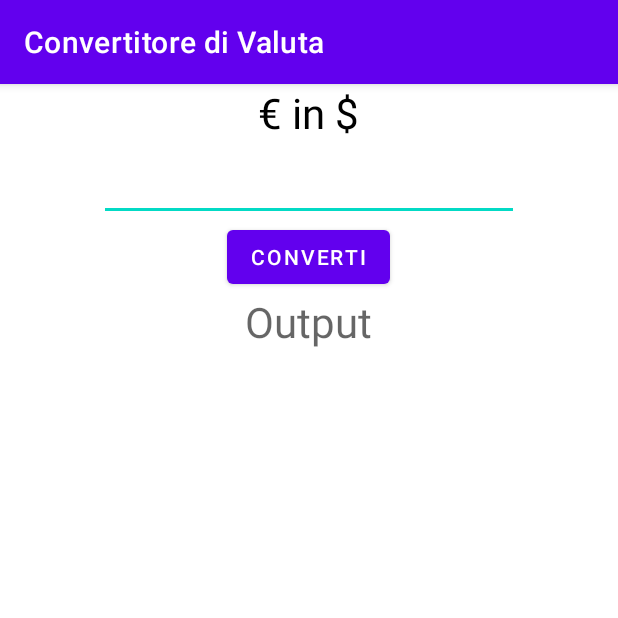
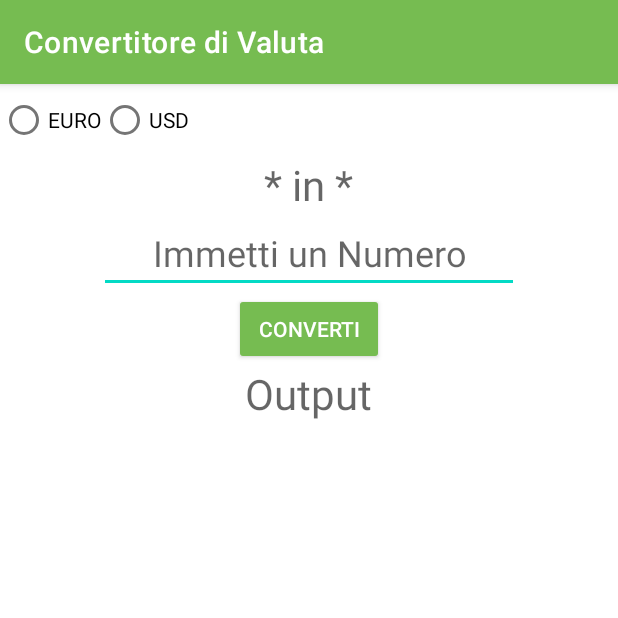
Before and after one commit to alerunza/ConvertitorediValuta, an Android app: the screen it shows after launch (MainActivity), on a phone screen of 412 x 824 dp, the top half of it. Run offline under Robolectric (Android 15) with nearby library versions, the phone set to English and light mode, and no system bars.

Commit message:
Add RadioGroup with RadioButtons

```diff
--- /dev/null
+++ b/app/src/main/res/color/chubs.xml
@@ -0,0 +1,4 @@
+<?xml version="1.0" encoding="utf-8"?>
+<selector xmlns:android="http://schemas.android.com/apk/res/android">
+
+</selector>
--- a/app/src/main/res/layout/activity_main.xml
+++ b/app/src/main/res/layout/activity_main.xml
@@ -8,12 +8,37 @@
     android:orientation="vertical"
     >
 
+    <RadioGroup
+        android:id="@+id/radiogroup"
+        android:layout_width="wrap_content"
+        android:layout_height="wrap_content"
+        android:orientation="horizontal"
+        >
+
+        <RadioButton
+            android:id="@+id/rbtn_eur"
+            android:layout_width="wrap_content"
+            android:layout_height="wrap_content"
+            android:text="@string/txt_eur"
+            android:onClick="checkStatus"
+            />
+
+        <RadioButton
+            android:id="@+id/rbtn_usd"
+            android:layout_width="wrap_content"
+            android:layout_height="wrap_content"
+            android:text="@string/txt_usd"
+            android:onClick="checkStatus"
+            />
+
+    </RadioGroup>
+
     <TextView
         android:id="@+id/txt_main"
         android:layout_width="wrap_content"
         android:layout_height="wrap_content"
         android:layout_gravity="center"
-        android:text="@string/txt_eurusd"
+        android:hint="@string/txt_choose"
         android:textSize="28sp"
         android:textColor="@color/black"
         />
@@ -24,18 +49,20 @@
         android:layout_height="wrap_content"
         android:layout_gravity="center"
         android:ems="10"
+        android:hint="@string/txt_write"
         android:gravity="center"
         android:inputType="numberDecimal"
         android:textSize="24sp" />
 
     <Button
         android:id="@+id/btn_conv"
+        style="@style/Widget.AppCompat.Button"
         android:layout_width="wrap_content"
         android:layout_height="wrap_content"
         android:layout_gravity="center"
+        android:onClick="converter"
         android:text="@string/btn_text"
-        android:onClick="converter"
-        />
+        app:iconTint="#FFFFFF" />
 
     <TextView
         android:id="@+id/txt_out"
--- a/app/src/main/res/values/colors.xml
+++ b/app/src/main/res/values/colors.xml
@@ -1,8 +1,8 @@
 <?xml version="1.0" encoding="utf-8"?>
 <resources>
     <color name="purple_200">#FFBB86FC</color>
-    <color name="purple_500">#FF6200EE</color>
-    <color name="purple_700">#FF3700B3</color>
+    <color name="purple_500">#76BC51</color>
+    <color name="purple_700">#2C6F2F</color>
     <color name="teal_200">#FF03DAC5</color>
     <color name="teal_700">#FF018786</color>
     <color name="black">#FF000000</color>
--- a/app/src/main/res/values/strings.xml
+++ b/app/src/main/res/values/strings.xml
@@ -1,6 +1,11 @@
 <resources>
     <string name="app_name">Convertitore di Valuta</string>
     <string name="txt_eurusd">€ in $</string>
+    <string name="txt_usdeur">$ in €</string>
+    <string name="txt_choose">* in *</string>
+    <string name="txt_write">Immetti un Numero</string>
     <string name="btn_text">Converti</string>
     <string name="txt_output">Output</string>
+    <string name="txt_eur">EURO</string>
+    <string name="txt_usd">USD</string>
 </resources>
```
Also changed, not shown: app/src/main/java/com/example/convertitoredivaluta/MainActivity.java (+49 -4 lines).
